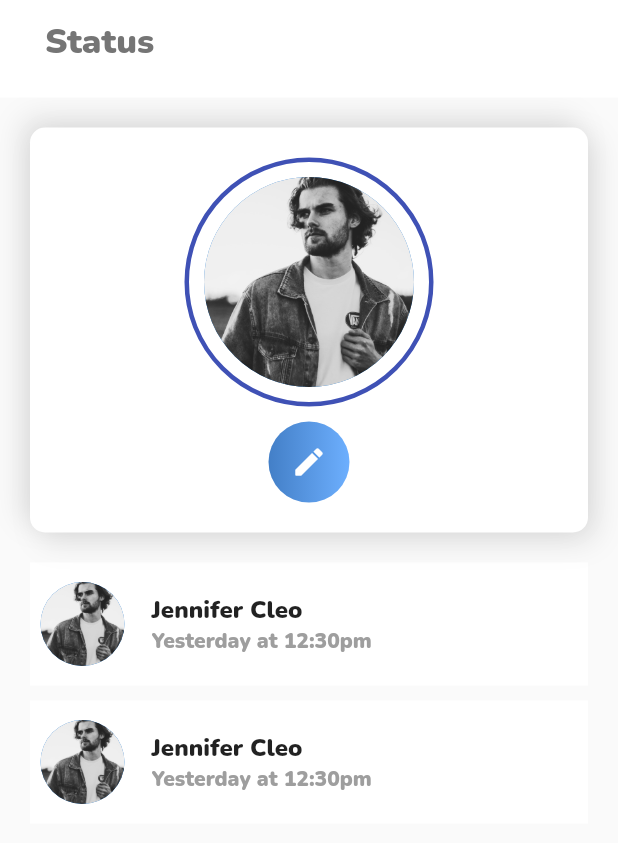
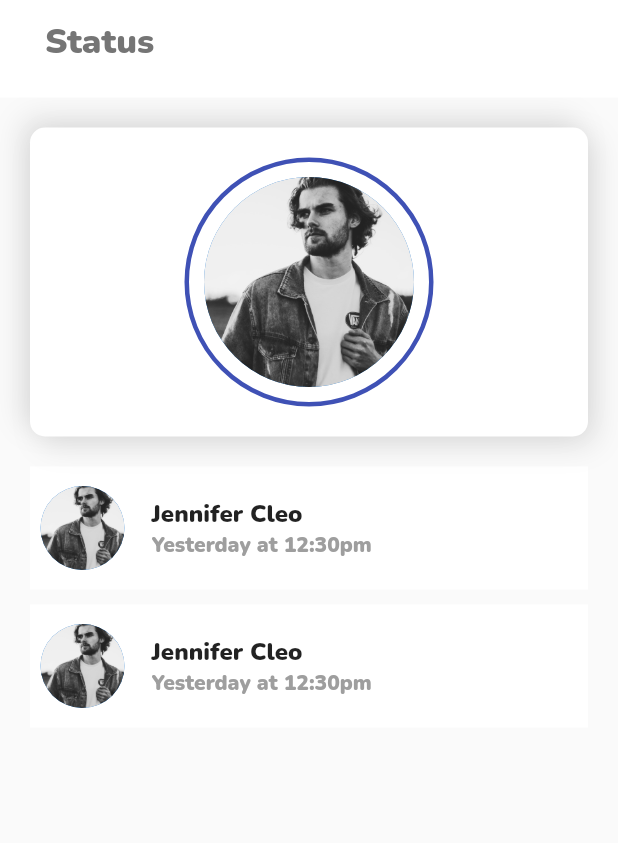
Before and after one commit to yogesh-hackx/Unknown_startup, a Flutter app: the StatusScreen screen opened directly, on a phone screen of 412 x 824 dp. Shown: the top 843 px of the screen. Run offline on Flutter 3.47's test engine with Material 2 defaults, Android fonts, the phone set to English and light mode, and no system bars; our stand-ins replace badges, cached_network_image, chewie, cloud_firestore, file_picker, firebase_auth and 12 more; missing offline and left inert: agora_rtc_engine, chat_pickers, flutter_downloader, video_compress, video_thumbnail; accounts and stored records are empty.

Commit message:
status changed

```diff
--- a/lib/screens/status_screen.dart
+++ b/lib/screens/status_screen.dart
@@ -62,24 +62,6 @@ class _StatusScreenState extends State<StatusScreen> {
                     ),
                   ),
                 ),
-                Center(
-                  child: Container(
-                      padding: const EdgeInsets.all(15),
-                      decoration: BoxDecoration(
-                        gradient: LinearGradient(
-                          colors: [
-                            Color.fromRGBO(67, 127, 199, 1),
-                            Color.fromRGBO(109, 175, 254, 1)
-                          ],
-                        ),
-                        borderRadius: BorderRadius.circular(1000),
-                      ),
-                      margin: const EdgeInsets.only(top: 10),
-                      child: Icon(
-                        Icons.create_rounded,
-                        color: Colors.white,
-                      )),
-                )
               ],
             ),
           ),
```
